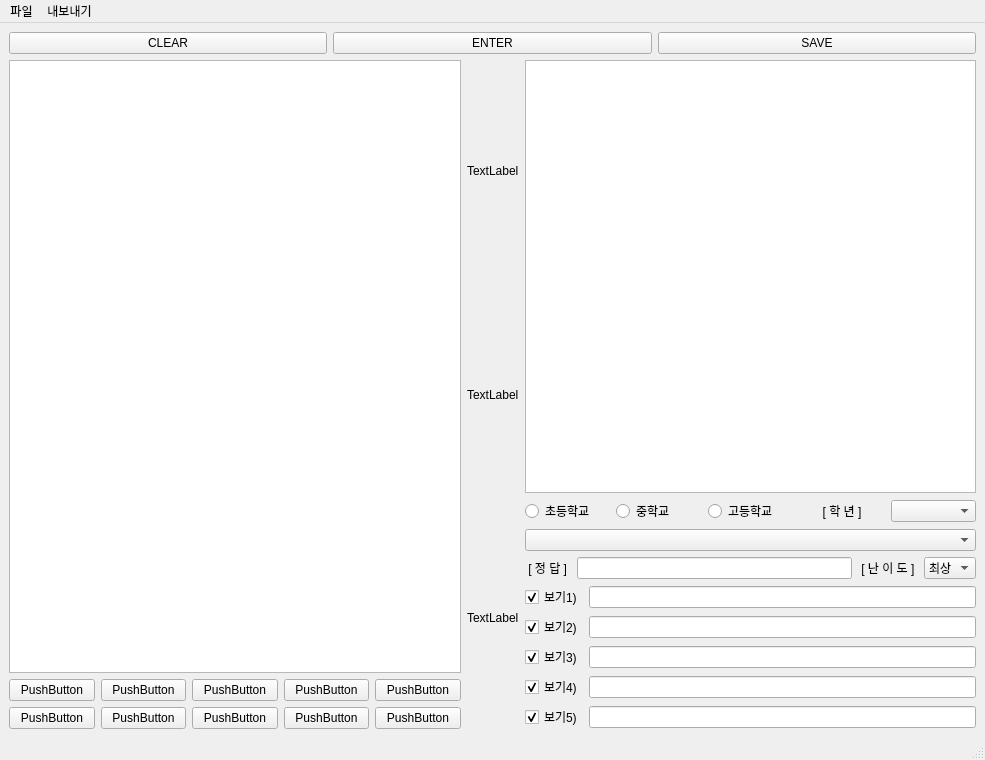
Before: the Qt Designer form pyqt/main.ui in jiseok7620/mathematics-image-converter, drawn with Qt 5.
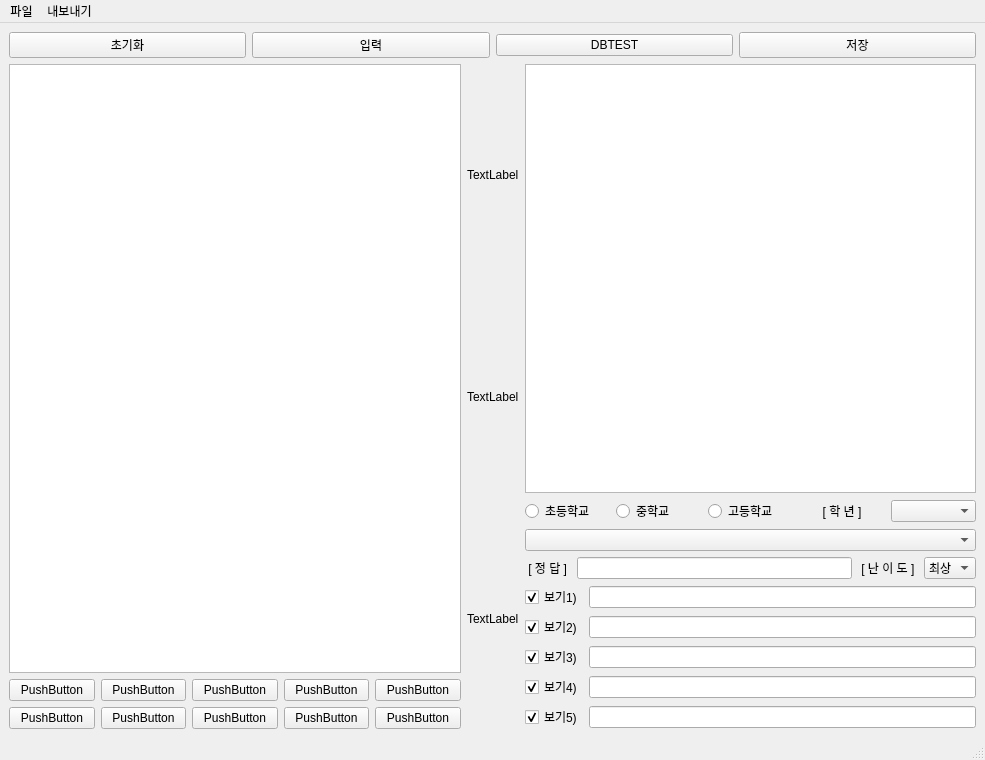
After: the same form once the commit is applied.

What changed in the file:
```diff
--- a/pyqt/main.ui
+++ b/pyqt/main.ui
@@ -20,21 +20,28 @@
       <item>
        <widget class="QPushButton" name="pushButton_2">
         <property name="text">
-         <string>CLEAR</string>
+         <string>초기화</string>
         </property>
        </widget>
       </item>
       <item>
        <widget class="QPushButton" name="pushButton_13">
         <property name="text">
-         <string>ENTER</string>
+         <string>입력</string>
+        </property>
+       </widget>
+      </item>
+      <item>
+       <widget class="QPushButton" name="btn_db">
+        <property name="text">
+         <string>DBTEST</string>
         </property>
        </widget>
       </item>
       <item>
        <widget class="QPushButton" name="pushButton">
         <property name="text">
-         <string>SAVE</string>
+         <string>저장</string>
         </property>
        </widget>
       </item>
```
